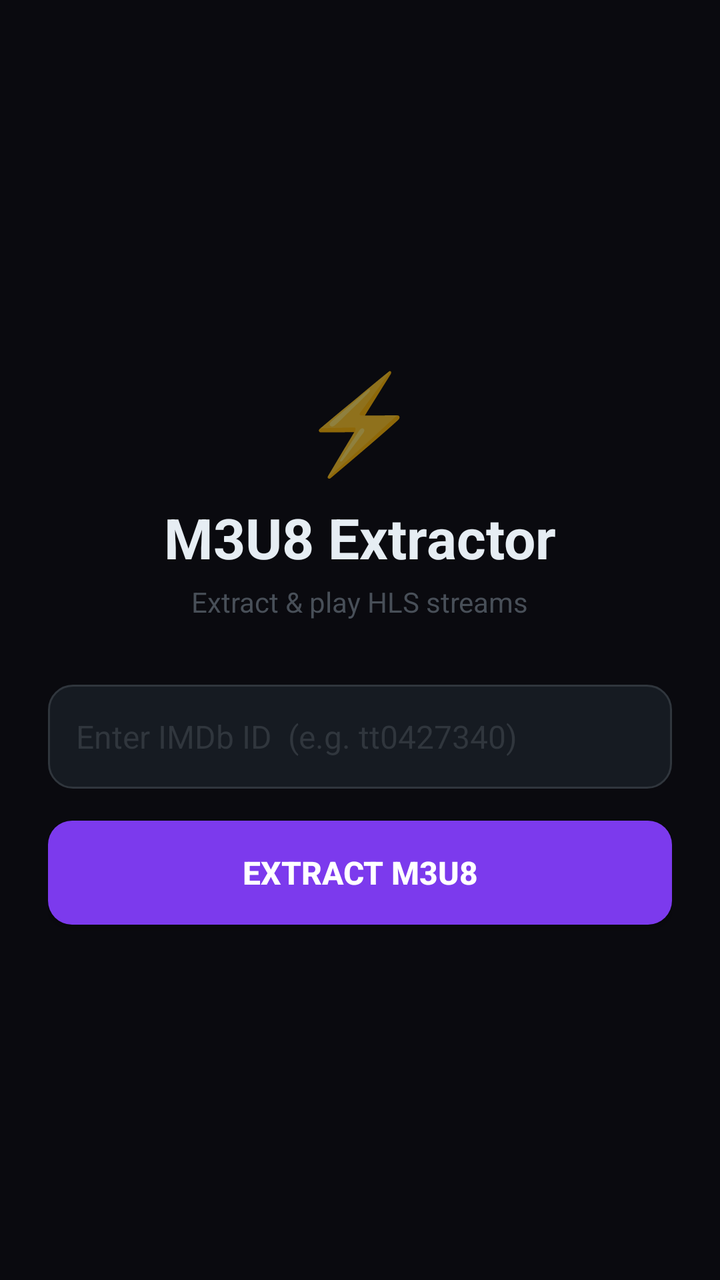
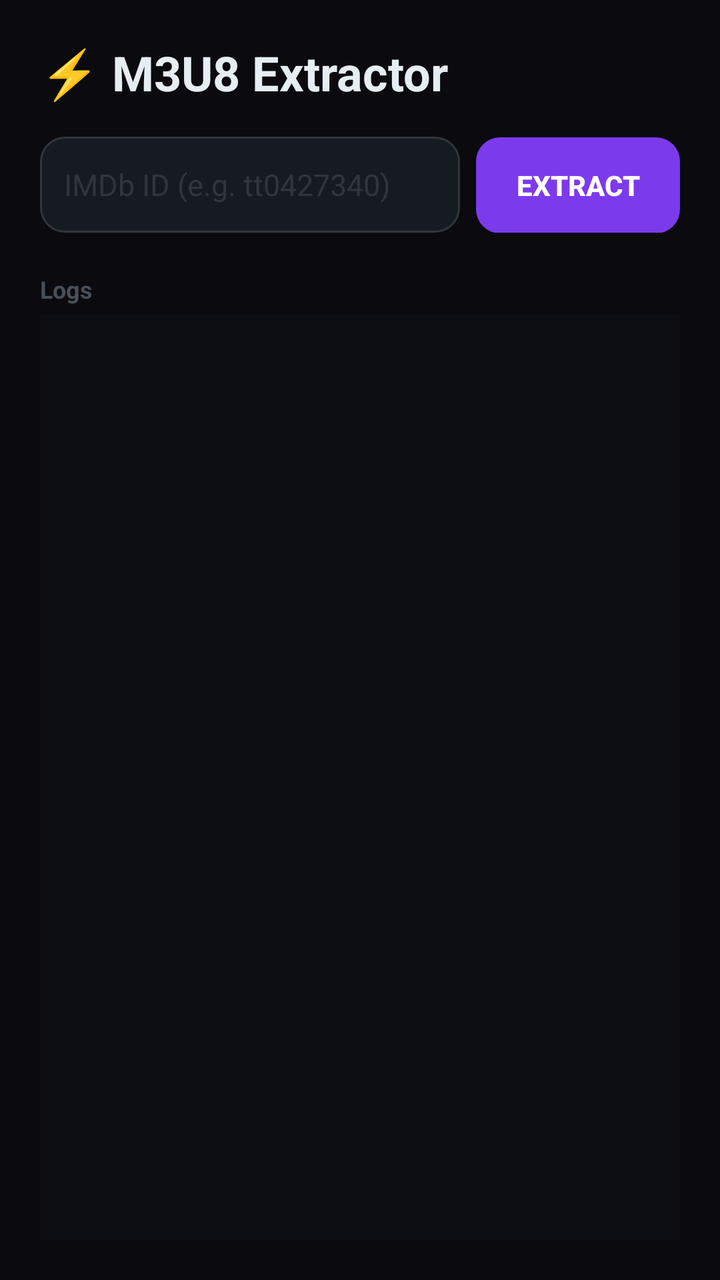

An Android layout rendered at two revisions. The XML below is the earlier revision; the diff shows what the commit changed to produce the second picture.
<!-- AndroidManifest.xml: application theme AppTheme -->
<!-- res/layout/activity_main.xml -->
<?xml version="1.0" encoding="utf-8"?>
<LinearLayout xmlns:android="http://schemas.android.com/apk/res/android"
    android:layout_width="match_parent"
    android:layout_height="match_parent"
    android:orientation="vertical"
    android:background="#0a0a0f"
    android:gravity="center_horizontal">

    <LinearLayout
        android:layout_width="match_parent"
        android:layout_height="0dp"
        android:layout_weight="1"
        android:orientation="vertical"
        android:padding="24dp"
        android:gravity="center">

        <TextView
            android:layout_width="wrap_content"
            android:layout_height="wrap_content"
            android:text="⚡"
            android:textSize="48sp"
            android:layout_marginBottom="8dp" />

        <TextView
            android:layout_width="wrap_content"
            android:layout_height="wrap_content"
            android:text="M3U8 Extractor"
            android:textColor="#e6edf3"
            android:textSize="28sp"
            android:textStyle="bold"
            android:layout_marginBottom="4dp" />

        <TextView
            android:layout_width="wrap_content"
            android:layout_height="wrap_content"
            android:text="Extract &amp; play HLS streams"
            android:textColor="#484f58"
            android:textSize="14sp"
            android:layout_marginBottom="32dp" />

        <EditText
            android:id="@+id/imdbInput"
            android:layout_width="match_parent"
            android:layout_height="52dp"
            android:hint="Enter IMDb ID  (e.g. tt0427340)"
            android:textColorHint="#30363d"
            android:textColor="#e6edf3"
            android:background="@drawable/input_bg"
            android:padding="14dp"
            android:singleLine="true"
            android:inputType="text"
            android:textSize="16sp"
            android:layout_marginBottom="16dp" />

        <Button
            android:id="@+id/extractBtn"
            android:layout_width="match_parent"
            android:layout_height="52dp"
            android:text="Extract M3U8"
            android:background="@drawable/btn_bg"
            android:textColor="#ffffff"
            android:textSize="16sp"
            android:textStyle="bold"
            android:elevation="4dp" />

        <ProgressBar
            android:id="@+id/progress"
            android:layout_width="48dp"
            android:layout_height="48dp"
            android:visibility="gone"
            android:layout_marginTop="24dp"
            android:indeterminateTint="#7c3aed" />

        <TextView
            android:id="@+id/statusText"
            android:layout_width="wrap_content"
            android:layout_height="wrap_content"
            android:textColor="#7a7a99"
            android:textSize="13sp"
            android:layout_marginTop="12dp"
            android:visibility="gone" />

    </LinearLayout>

    <LinearLayout
        android:id="@+id/resultBox"
        android:layout_width="match_parent"
        android:layout_height="wrap_content"
        android:orientation="vertical"
        android:background="#111119"
        android:padding="16dp"
        android:visibility="gone">

        <TextView
            android:layout_width="wrap_content"
            android:layout_height="wrap_content"
            android:text="M3U8 URL"
            android:textColor="#7c3aed"
            android:textSize="12sp"
            android:textStyle="bold"
            android:layout_marginBottom="8dp" />

        <TextView
            android:id="@+id/m3u8Link"
            android:layout_width="match_parent"
            android:layout_height="wrap_content"
            android:textColor="#3fb950"
            android:textSize="13sp"
            android:fontFamily="monospace"
            android:padding="12dp"
            android:background="#0a0a0f"
            android:maxLines="3"
            android:ellipsize="middle" />

        <LinearLayout
            android:layout_width="match_parent"
            android:layout_height="wrap_content"
            android:orientation="horizontal"
            android:layout_marginTop="12dp">

            <Button
                android:id="@+id/copyBtn"
                android:layout_width="0dp"
                android:layout_height="44dp"
                android:layout_weight="1"
                android:text="📋 Copy"
                android:background="@drawable/btn_bg"
                android:textColor="#fff"
                android:textSize="14sp"
                android:layout_marginEnd="8dp" />

            <Button
                android:id="@+id/playBtn"
                android:layout_width="0dp"
                android:layout_height="44dp"
                android:layout_weight="1"
                android:text="▶ Play"
                android:background="@drawable/btn_play_bg"
                android:textColor="#fff"
                android:textSize="14sp"
                android:layout_marginStart="8dp" />
        </LinearLayout>
    </LinearLayout>

    <com.google.android.exoplayer2.ui.PlayerView
        android:id="@+id/playerView"
        android:layout_width="match_parent"
        android:layout_height="240dp"
        android:visibility="gone"
        android:background="#000000" />

</LinearLayout>
<!-- resources referenced by this layout -->
<resources>
  <!-- drawable btn_bg (drawable) -->
  <?xml version="1.0" encoding="utf-8"?>
  <shape xmlns:android="http://schemas.android.com/apk/res/android"
      android:shape="rectangle">
      <solid android:color="#7c3aed" />
      <corners android:radius="12dp" />
  </shape>
  <!-- drawable btn_play_bg (drawable) -->
  <?xml version="1.0" encoding="utf-8"?>
  <shape xmlns:android="http://schemas.android.com/apk/res/android"
      android:shape="rectangle">
      <solid android:color="#238636" />
      <corners android:radius="12dp" />
  </shape>
  <!-- drawable input_bg (drawable) -->
  <?xml version="1.0" encoding="utf-8"?>
  <shape xmlns:android="http://schemas.android.com/apk/res/android"
      android:shape="rectangle">
      <solid android:color="#161b22" />
      <corners android:radius="12dp" />
      <stroke android:width="1dp" android:color="#30363d" />
  </shape>
  <style name="AppTheme" parent="Theme.MaterialComponents.DayNight.NoActionBar">
          <item name="colorPrimary">#238636</item>
          <item name="colorPrimaryDark">#0d1117</item>
          <item name="colorAccent">#58a6ff</item>
          <item name="android:windowBackground">#0d1117</item>
          <item name="android:statusBarColor">#0d1117</item>
          <item name="android:navigationBarColor">#0d1117</item>
      </style>
</resources>

<!-- the commit's change to res/layout/activity_main.xml (unified diff, before → after) -->
@@ -3,150 +3,170 @@
     android:layout_width="match_parent"
     android:layout_height="match_parent"
     android:orientation="vertical"
-    android:background="#0a0a0f"
-    android:gravity="center_horizontal">
+    android:background="#0a0a0f">
 
     <LinearLayout
         android:layout_width="match_parent"
         android:layout_height="0dp"
         android:layout_weight="1"
         android:orientation="vertical"
-        android:padding="24dp"
-        android:gravity="center">
+        android:padding="20dp">
 
         <TextView
             android:layout_width="wrap_content"
             android:layout_height="wrap_content"
-            android:text="⚡"
-            android:textSize="48sp"
-            android:layout_marginBottom="8dp" />
-
-        <TextView
-            android:layout_width="wrap_content"
-            android:layout_height="wrap_content"
-            android:text="M3U8 Extractor"
+            android:text="⚡ M3U8 Extractor"
             android:textColor="#e6edf3"
-            android:textSize="28sp"
+            android:textSize="24sp"
             android:textStyle="bold"
-            android:layout_marginBottom="4dp" />
-
-        <TextView
-            android:layout_width="wrap_content"
-            android:layout_height="wrap_content"
-            android:text="Extract &amp; play HLS streams"
-            android:textColor="#484f58"
-            android:textSize="14sp"
-            android:layout_marginBottom="32dp" />
-
-        <EditText
-            android:id="@+id/imdbInput"
-            android:layout_width="match_parent"
-            android:layout_height="52dp"
-            android:hint="Enter IMDb ID  (e.g. tt0427340)"
-            android:textColorHint="#30363d"
-            android:textColor="#e6edf3"
-            android:background="@drawable/input_bg"
-            android:padding="14dp"
-            android:singleLine="true"
-            android:inputType="text"
-            android:textSize="16sp"
             android:layout_marginBottom="16dp" />
-
-        <Button
-            android:id="@+id/extractBtn"
-            android:layout_width="match_parent"
-            android:layout_height="52dp"
-            android:text="Extract M3U8"
-            android:background="@drawable/btn_bg"
-            android:textColor="#ffffff"
-            android:textSize="16sp"
-            android:textStyle="bold"
-            android:elevation="4dp" />
-
-        <ProgressBar
-            android:id="@+id/progress"
-            android:layout_width="48dp"
-            android:layout_height="48dp"
-            android:visibility="gone"
-            android:layout_marginTop="24dp"
-            android:indeterminateTint="#7c3aed" />
-
-        <TextView
-            android:id="@+id/statusText"
-            android:layout_width="wrap_content"
-            android:layout_height="wrap_content"
-            android:textColor="#7a7a99"
-            android:textSize="13sp"
-            android:layout_marginTop="12dp"
-            android:visibility="gone" />
-
-    </LinearLayout>
-
-    <LinearLayout
-        android:id="@+id/resultBox"
-        android:layout_width="match_parent"
-        android:layout_height="wrap_content"
-        android:orientation="vertical"
-        android:background="#111119"
-        android:padding="16dp"
-        android:visibility="gone">
-
-        <TextView
-            android:layout_width="wrap_content"
-            android:layout_height="wrap_content"
-            android:text="M3U8 URL"
-            android:textColor="#7c3aed"
-            android:textSize="12sp"
-            android:textStyle="bold"
-            android:layout_marginBottom="8dp" />
-
-        <TextView
-            android:id="@+id/m3u8Link"
-            android:layout_width="match_parent"
-            android:layout_height="wrap_content"
-            android:textColor="#3fb950"
-            android:textSize="13sp"
-            android:fontFamily="monospace"
-            android:padding="12dp"
-            android:background="#0a0a0f"
-            android:maxLines="3"
-            android:ellipsize="middle" />
 
         <LinearLayout
             android:layout_width="match_parent"
             android:layout_height="wrap_content"
             android:orientation="horizontal"
-            android:layout_marginTop="12dp">
+            android:layout_marginBottom="12dp">
+
+            <EditText
+                android:id="@+id/imdbInput"
+                android:layout_width="0dp"
+                android:layout_height="48dp"
+                android:layout_weight="1"
+                android:hint="IMDb ID (e.g. tt0427340)"
+                android:textColorHint="#30363d"
+                android:textColor="#e6edf3"
+                android:background="@drawable/input_bg"
+                android:padding="12dp"
+                android:singleLine="true"
+                android:inputType="text"
+                android:textSize="15sp"
+                android:layout_marginEnd="8dp" />
 
             <Button
-                android:id="@+id/copyBtn"
-                android:layout_width="0dp"
-                android:layout_height="44dp"
-                android:layout_weight="1"
-                android:text="📋 Copy"
+                android:id="@+id/extractBtn"
+                android:layout_width="wrap_content"
+                android:layout_height="48dp"
+                android:text="Extract"
                 android:background="@drawable/btn_bg"
                 android:textColor="#fff"
                 android:textSize="14sp"
-                android:layout_marginEnd="8dp" />
+                android:textStyle="bold"
+                android:paddingStart="20dp"
+                android:paddingEnd="20dp" />
+        </LinearLayout>
 
-            <Button
-                android:id="@+id/playBtn"
-                android:layout_width="0dp"
-                android:layout_height="44dp"
-                android:layout_weight="1"
-                android:text="▶ Play"
-                android:background="@drawable/btn_play_bg"
-                android:textColor="#fff"
-                android:textSize="14sp"
-                android:layout_marginStart="8dp" />
+        <ProgressBar
+            android:id="@+id/progress"
+            android:layout_width="match_parent"
+            android:layout_height="3dp"
+            android:visibility="gone"
+            style="?android:attr/progressBarStyleHorizontal"
+            android:progressTint="#7c3aed"
+            android:layout_marginBottom="8dp" />
+
+        <Spinner
+            android:id="@+id/langSpinner"
+            android:layout_width="match_parent"
+            android:layout_height="44dp"
+            android:background="@drawable/input_bg"
+            android:visibility="gone"
+            android:layout_marginBottom="8dp" />
+
+        <LinearLayout
+            android:id="@+id/resultBox"
+            android:layout_width="match_parent"
+            android:layout_height="wrap_content"
+            android:orientation="vertical"
+            android:background="#111119"
+            android:padding="12dp"
+            android:visibility="gone"
+            android:layout_marginBottom="8dp">
+
+            <TextView
+                android:layout_width="wrap_content"
+                android:layout_height="wrap_content"
+                android:text="M3U8 URL"
+                android:textColor="#7c3aed"
+                android:textSize="11sp"
+                android:textStyle="bold" />
+
+            <TextView
+                android:id="@+id/m3u8Link"
+                android:layout_width="match_parent"
+                android:layout_height="wrap_content"
+                android:textColor="#3fb950"
+                android:textSize="12sp"
+                android:fontFamily="monospace"
+                android:padding="8dp"
+                android:background="#0a0a0f"
+                android:maxLines="3"
+                android:ellipsize="middle"
+                android:textIsSelectable="true" />
+
+            <LinearLayout
+                android:layout_width="match_parent"
+                android:layout_height="wrap_content"
+                android:orientation="horizontal"
+                android:layout_marginTop="8dp">
+
+                <Button
+                    android:id="@+id/copyBtn"
+                    android:layout_width="0dp"
+                    android:layout_height="40dp"
+                    android:layout_weight="1"
+                    android:text="📋 Copy"
+                    android:background="@drawable/btn_bg"
+                    android:textColor="#fff"
+                    android:textSize="13sp"
+                    android:layout_marginEnd="6dp" />
+
+                <Button
+                    android:id="@+id/playBtn"
+                    android:layout_width="0dp"
+                    android:layout_height="40dp"
+                    android:layout_weight="1"
+                    android:text="▶ Play"
+                    android:background="@drawable/btn_play_bg"
+                    android:textColor="#fff"
+                    android:textSize="13sp"
+                    android:layout_marginStart="6dp" />
+            </LinearLayout>
         </LinearLayout>
+
+        <com.google.android.exoplayer2.ui.PlayerView
+            android:id="@+id/playerView"
+            android:layout_width="match_parent"
+            android:layout_height="220dp"
+            android:visibility="gone"
+            android:background="#000" />
+
+        <TextView
+            android:layout_width="wrap_content"
+            android:layout_height="wrap_content"
+            android:text="Logs"
+            android:textColor="#484f58"
+            android:textSize="12sp"
+            android:textStyle="bold"
+            android:layout_marginTop="8dp"
+            android:layout_marginBottom="4dp" />
+
+        <ScrollView
+            android:layout_width="match_parent"
+            android:layout_height="0dp"
+            android:layout_weight="1"
+            android:background="#0d0d14"
+            android:padding="8dp">
+
+            <TextView
+                android:id="@+id/logText"
+                android:layout_width="match_parent"
+                android:layout_height="wrap_content"
+                android:textColor="#6e7681"
+                android:textSize="11sp"
+                android:fontFamily="monospace"
+                android:lineSpacingExtra="2dp" />
+        </ScrollView>
+
     </LinearLayout>
 
-    <com.google.android.exoplayer2.ui.PlayerView
-        android:id="@+id/playerView"
-        android:layout_width="match_parent"
-        android:layout_height="240dp"
-        android:visibility="gone"
-        android:background="#000000" />
-
 </LinearLayout>
